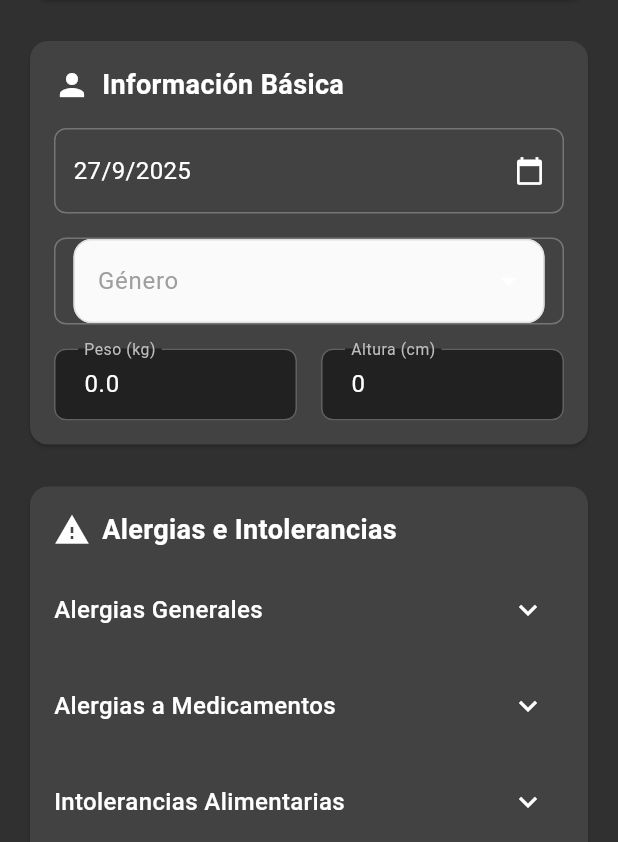
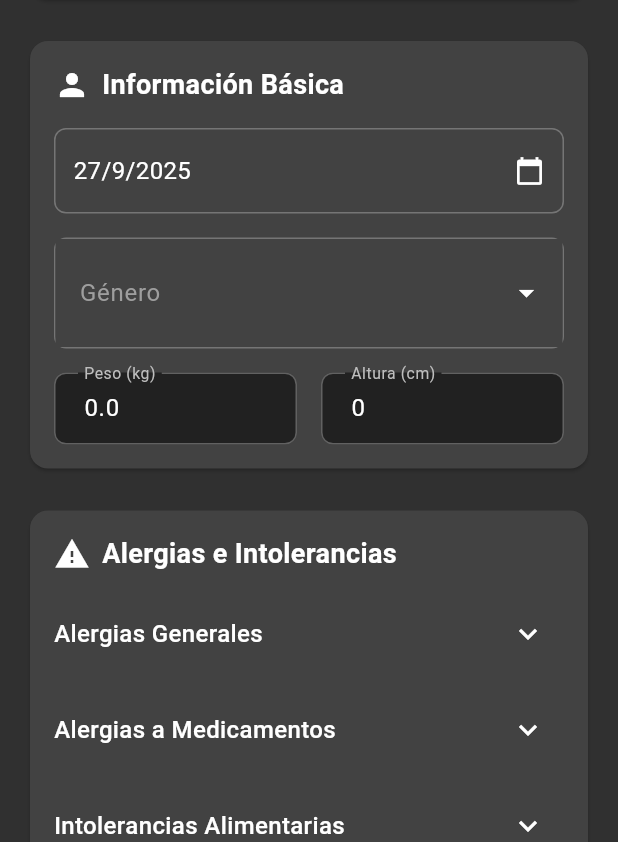
Before and after one commit to oriolgds/docai, a Flutter app: the MedicalPreferencesScreen screen opened directly, on a phone screen of 412 x 824 dp, the part 394-1236 px from its top. Run offline on Flutter 3.47's test engine with Material 3 defaults, Android fonts, the phone set to English and light mode, and no system bars; our stand-ins replace app_links, firebase_core, firebase_crashlytics, flutter_dotenv, flutter_markdown, google_sign_in and 2 more; missing offline and left inert: dart:js_interop; accounts and stored records are empty; generated files the repository leaves out were written again.

Commit message:
Fix dropdown background and text visibility issues
- Corregir completamente el fondo blanco de los dropdowns
- Aplicar fillColor gris oscuro para evitar fondo blanco
- Mejorar el estilo del campo dropdown con mejor contraste
- Usar Theme.of(context).copyWith para forzar colores oscuros
- Asegurar que el texto sea siempre visible en blanco

```diff
--- a/lib/screens/medical_preferences_screen.dart
+++ b/lib/screens/medical_preferences_screen.dart
@@ -579,12 +579,25 @@ class _MedicalPreferencesScreenState extends State<MedicalPreferencesScreen> {
       items = [];
     }
 
-    return Container(
-      padding: const EdgeInsets.symmetric(horizontal: 12),
+    return Theme(
+      data: Theme.of(context).copyWith(
+        // Forzar el tema oscuro para el dropdown
+        inputDecorationTheme: InputDecorationTheme(
+          filled: true,
+          fillColor: Colors.grey[800], // Fondo gris oscuro
+          border: InputBorder.none,
+          labelStyle: const TextStyle(color: Colors.grey),
+          hintStyle: const TextStyle(color: Colors.grey),
+        ),
+        textTheme: const TextTheme(
+          bodyMedium: TextStyle(color: Colors.white), // Texto blanco
+        ),
+      ),
+      child: Container(
         decoration: BoxDecoration(
           border: Border.all(color: Colors.grey[600]!),
           borderRadius: BorderRadius.circular(8),
-        color: Colors.grey[800], // Añadir color de fondo consistente
+          color: Colors.grey[800], // Fondo gris oscuro del contenedor
         ),
         child: DropdownButtonFormField<String>(
           value: value.isEmpty ? null : value,
@@ -592,13 +605,17 @@ class _MedicalPreferencesScreenState extends State<MedicalPreferencesScreen> {
             labelText: label,
             labelStyle: const TextStyle(color: Colors.grey),
             border: InputBorder.none,
+            contentPadding: const EdgeInsets.symmetric(horizontal: 12, vertical: 16),
+            filled: true,
+            fillColor: Colors.grey[800], // Fondo gris oscuro del campo
           ),
-        dropdownColor: Colors.grey[750], // Cambio de Colors.grey[800] a Colors.grey[750] para mejor contraste
+          dropdownColor: Colors.grey[700], // Color del menú desplegable
           items: items,
           onChanged: onChanged,
-        style: const TextStyle(color: Colors.white),
-        iconEnabledColor: Colors.white, // Hacer el icono del dropdown blanco
+          style: const TextStyle(color: Colors.white), // Texto blanco para el valor seleccionado
+          iconEnabledColor: Colors.white, // Icono blanco
           iconDisabledColor: Colors.grey,
+        ),
       ),
     );
   }
```
Lines whose indentation alone changed are shown as unchanged.
